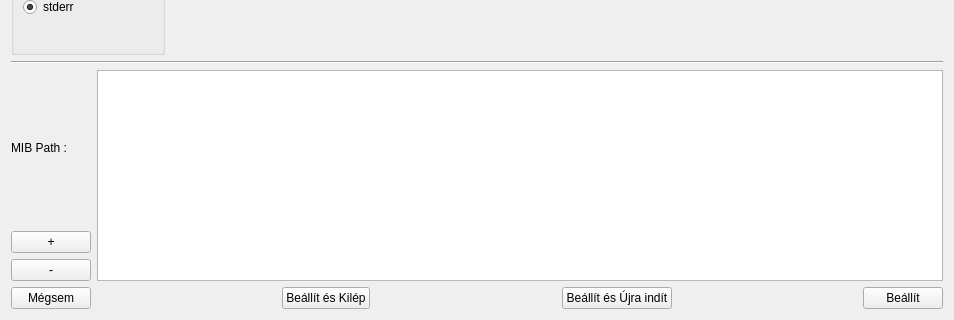
Above: lv2g/setup.ui from csikfer/lanview2 before the change; both pictures show x 0 to 954 and y 484 to 804 of the 954 by 804 pixel window. Below: the same form after it.
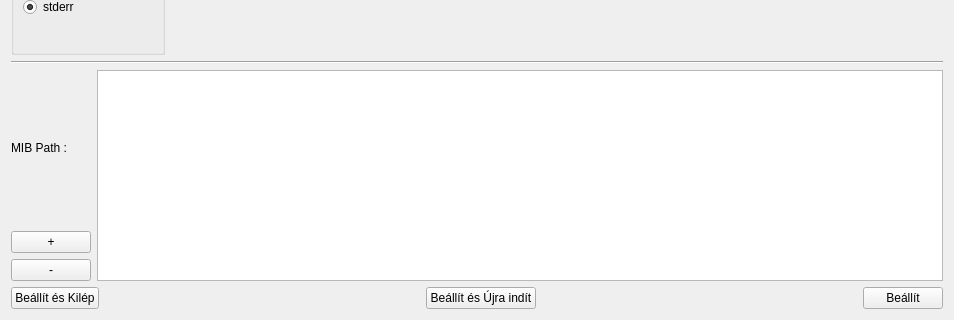
That is the form after the change. Icons and pictures are not drawn.

```diff
--- a/lv2g/setup.ui
+++ b/lv2g/setup.ui
@@ -219,26 +219,6 @@
      </item>
      <item>
       <layout class="QHBoxLayout" name="horizontalLayout_4">
-       <item>
-        <widget class="QPushButton" name="PBCancel">
-         <property name="text">
-          <string>Mégsem</string>
-         </property>
-        </widget>
-       </item>
-       <item>
-        <spacer name="horizontalSpacer_2">
-         <property name="orientation">
-          <enum>Qt::Horizontal</enum>
-         </property>
-         <property name="sizeHint" stdset="0">
-          <size>
-           <width>40</width>
-           <height>20</height>
-          </size>
-         </property>
-        </spacer>
-       </item>
        <item>
         <widget class="QPushButton" name="PBApplicateAndExit">
          <property name="text">
```
